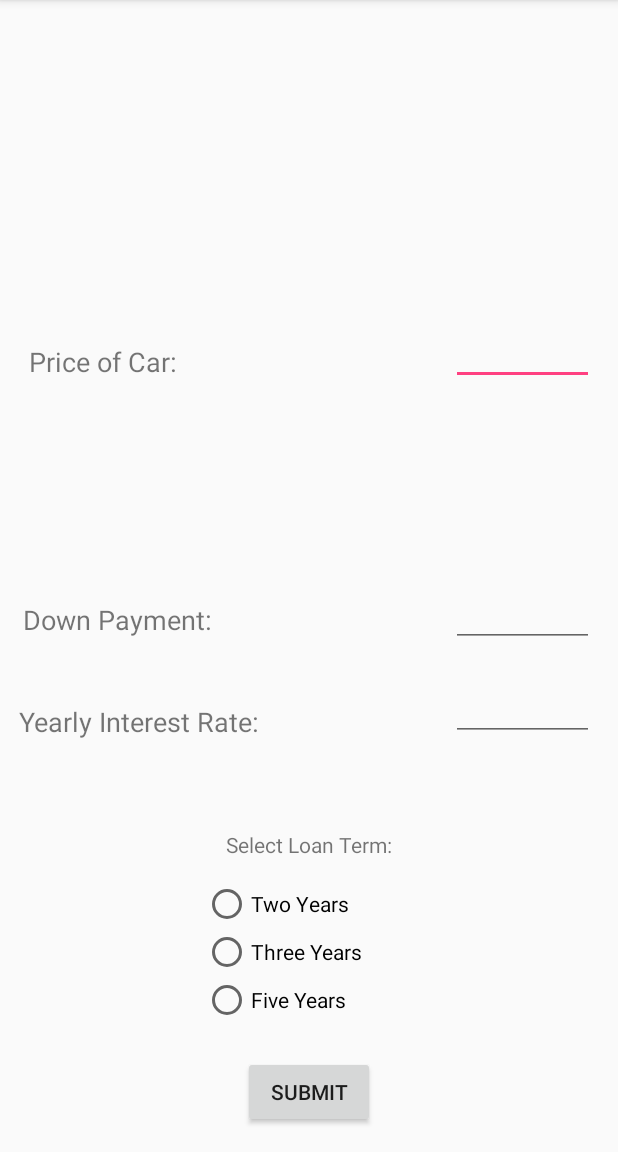
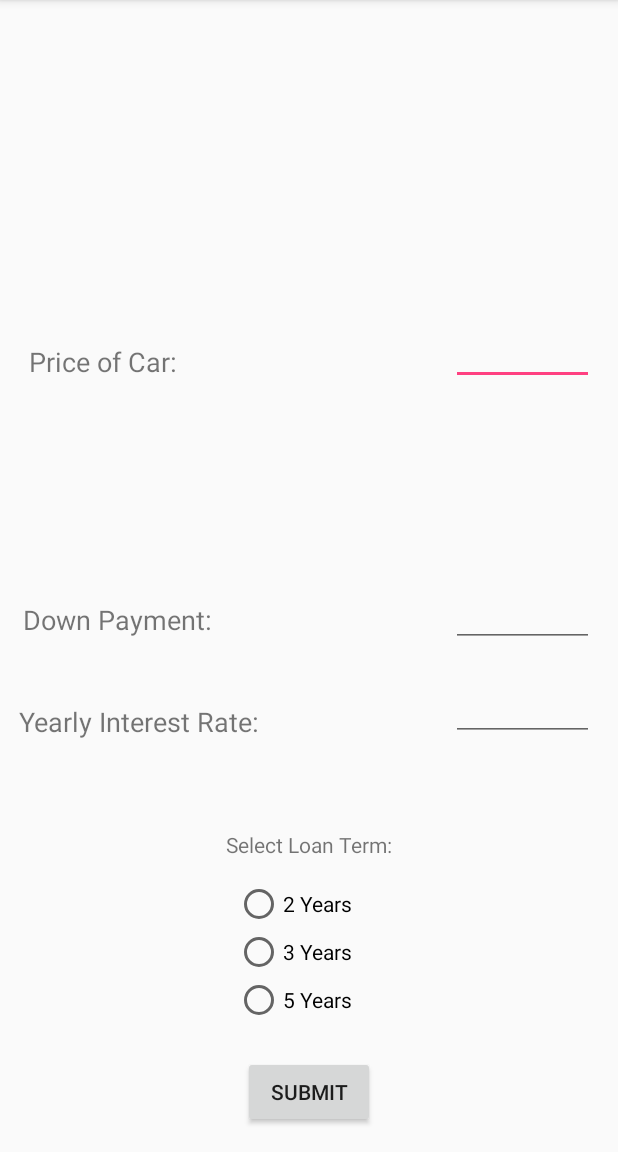
Before and after one commit to mbutera11/Android-Apps, an Android app: the screen it shows after launch (MainActivity), on a phone screen of 412 x 824 dp, the part 84-1236 px from its top. Run offline under Robolectric (Android 15) with nearby library versions, the light colour scheme and no system bars.

Commit message:
Add calculations

```diff
--- a/Lab4/app/src/main/res/layout/activity_main.xml
+++ b/Lab4/app/src/main/res/layout/activity_main.xml
@@ -61,7 +61,7 @@
 
     <RadioGroup
         android:id="@+id/rgroup"
-        android:layout_width="143dp"
+        android:layout_width="100dp"
         android:layout_height="wrap_content"
         android:layout_marginBottom="21dp"
         android:layout_marginEnd="120dp"
@@ -75,21 +75,21 @@
             android:layout_width="match_parent"
             android:layout_height="wrap_content"
             android:layout_weight="1"
-            android:text="Two Years" />
+            android:text="2 Years" />
 
         <RadioButton
             android:id="@+id/radioButton8"
             android:layout_width="match_parent"
             android:layout_height="wrap_content"
             android:layout_weight="1"
-            android:text="Three Years" />
+            android:text="3 Years" />
 
         <RadioButton
             android:id="@+id/radioButton9"
             android:layout_width="match_parent"
             android:layout_height="wrap_content"
             android:layout_weight="1"
-            android:text="Five Years" />
+            android:text="5 Years" />
 
     </RadioGroup>
 
--- a/Lab4/app/src/main/res/layout/activity_report.xml
+++ b/Lab4/app/src/main/res/layout/activity_report.xml
@@ -125,6 +125,7 @@
         android:layout_height="27dp"
         android:layout_marginEnd="16dp"
         android:layout_marginTop="16dp"
+        android:textAlignment="center"
         android:textSize="18sp"
         android:textStyle="bold"
         app:layout_constraintEnd_toEndOf="parent"
@@ -197,6 +198,7 @@
             android:id="@+id/yearlyRate"
             android:layout_width="match_parent"
             android:layout_height="wrap_content"
+            android:text="6%"
             android:textAlignment="center"
             android:textSize="18sp" />
 
```
Also changed, not shown: Lab4/app/src/main/java/lab4/android/wku/edu/autopurchase/Report.java (+33 -5 lines).
